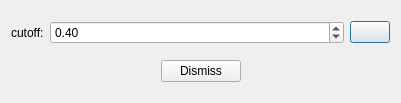
PauloCarvalhoRJ/gammaray, file dialogs/faciesrelationshipdiagramdialog.ui: the form before one commit.
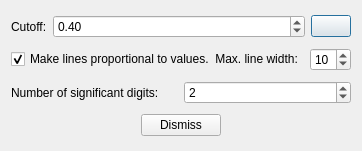
The form after the commit. Icons and pictures are not drawn.

Commit message: Facies Transtion Diagram: more control over graph style.

The edit to the form file:
```diff
--- a/dialogs/faciesrelationshipdiagramdialog.ui
+++ b/dialogs/faciesrelationshipdiagramdialog.ui
@@ -6,8 +6,8 @@
    <rect>
     <x>0</x>
     <y>0</y>
-    <width>401</width>
-    <height>103</height>
+    <width>362</width>
+    <height>151</height>
    </rect>
   </property>
   <property name="windowTitle">
@@ -25,7 +25,7 @@
         </sizepolicy>
        </property>
        <property name="text">
-        <string>cutoff:</string>
+        <string>Cutoff:</string>
        </property>
       </widget>
      </item>
@@ -61,6 +61,54 @@
      </item>
     </layout>
    </item>
+   <item>
+    <layout class="QHBoxLayout" name="horizontalLayout_3">
+     <item>
+      <widget class="QCheckBox" name="chkMakeLinesProportional">
+       <property name="text">
+        <string>Make lines proportional to values.  Max. line width:</string>
+       </property>
+       <property name="checked">
+        <bool>true</bool>
+       </property>
+      </widget>
+     </item>
+     <item>
+      <widget class="QSpinBox" name="spinMaxLineWidth">
+       <property name="minimum">
+        <number>1</number>
+       </property>
+       <property name="value">
+        <number>10</number>
+       </property>
+      </widget>
+     </item>
+    </layout>
+   </item>
+   <item>
+    <layout class="QHBoxLayout" name="horizontalLayout_4">
+     <item>
+      <widget class="QLabel" name="label_2">
+       <property name="text">
+        <string>Number of significant digits:</string>
+       </property>
+      </widget>
+     </item>
+     <item>
+      <widget class="QSpinBox" name="spinPrecision">
+       <property name="minimum">
+        <number>1</number>
+       </property>
+       <property name="maximum">
+        <number>16</number>
+       </property>
+       <property name="value">
+        <number>2</number>
+       </property>
+      </widget>
+     </item>
+    </layout>
+   </item>
    <item>
     <layout class="QHBoxLayout" name="horizontalLayout_2">
      <item>
```
Left out of the diff: 24 changed lines with no effect on the pictures. The commit also changes 1 other file.
